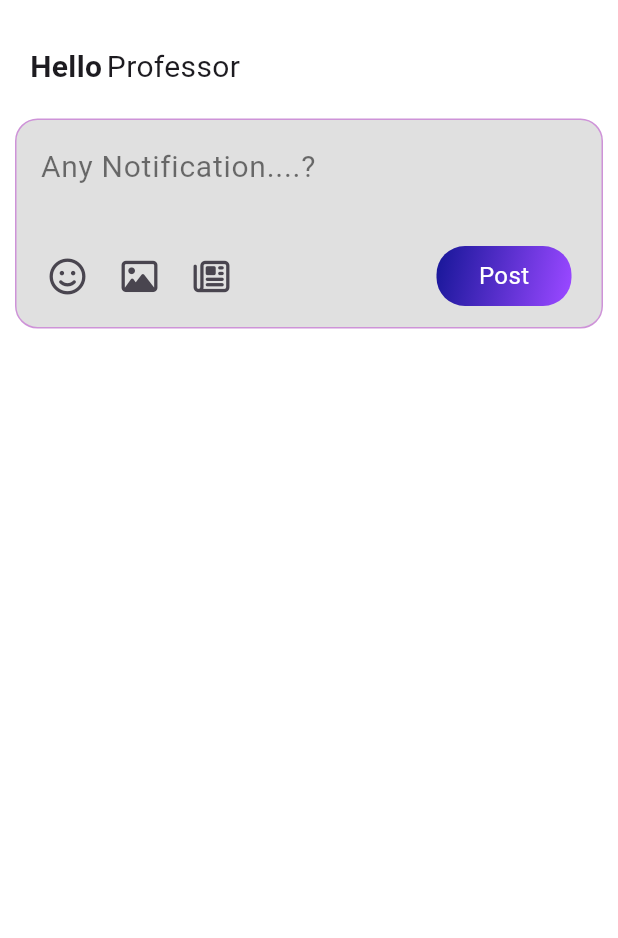
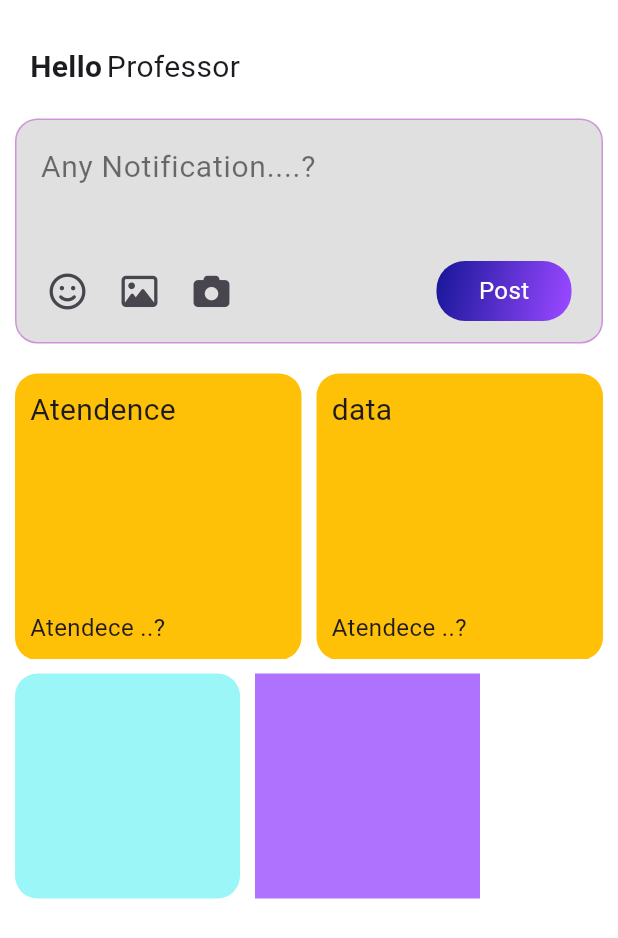
Before and after one commit to abhi7906chak/smgi_teacher, a Flutter app: the screen it shows after launch, on a phone screen of 412 x 824 dp. Shown: the top 938 px of the screen. Run offline on Flutter 3.47's test engine with Material 3 defaults, Android fonts, the light colour scheme and no system bars; drawn by our look-alikes of animated_text_kit, liquid_pull_to_refresh; our stand-ins replace awesome_snackbar_content, cloud_firestore, email_validator, firebase_auth, firebase_core, font_awesome_flutter and 3 more; accounts and stored records are empty; Roboto replaces fonts that are missing (Encode).

Commit message:
Image work done (uploding to the server is pending)

```diff
--- a/lib/home_srceen/after_login/Home/home_src.dart
+++ b/lib/home_srceen/after_login/Home/home_src.dart
@@ -1,11 +1,11 @@
+import 'dart:io';
+
 import 'package:animated_text_kit/animated_text_kit.dart';
 import 'package:cloud_firestore/cloud_firestore.dart';
 import 'package:firebase_auth/firebase_auth.dart';
 import 'package:flutter/material.dart';
 import 'package:font_awesome_flutter/font_awesome_flutter.dart';
-import 'package:get/get.dart';
 import 'package:image_picker/image_picker.dart';
-import 'package:liquid_pull_to_refresh/liquid_pull_to_refresh.dart';
 
 class Homesrc extends StatefulWidget {
   const Homesrc({super.key});
@@ -18,8 +18,10 @@ class _HomesrcState extends State<Homesrc> {
   final auth = FirebaseAuth.instance;
   final firestore = FirebaseFirestore.instance;
   final ImagePicker picker = ImagePicker();
-  final RxString image = "".obs;
+  // final RxString image = "".obs;
+  File? image;
   var teacherdata = {};
+  List name = ["Atendence", "data"];
   bool loding = false;
   @override
   void initState() {
@@ -29,11 +31,15 @@ class _HomesrcState extends State<Homesrc> {
 
   Future<void> getImage(ImageSource sourse) async {
     final XFile? pickedFile = await picker.pickImage(source: sourse);
+    setState(() {
       if (pickedFile != null) {
-      image.value = pickedFile.path;
+        // image.value = pickedFile.path;
+        // print(image.value);
+        image = File(pickedFile.path);
       } else {
         print("user exit the program");
       }
+    });
   }
 
   Future<void> getData() async {
@@ -67,7 +73,6 @@ class _HomesrcState extends State<Homesrc> {
         : Scaffold(
             body: Container(
             color: Colors.white,
-            child: LiquidPullToRefresh(
             child: ListView(children: [
               Padding(
                 padding: const EdgeInsets.only(top: 30, left: 20, bottom: 20),
@@ -103,7 +108,7 @@ class _HomesrcState extends State<Homesrc> {
               Padding(
                 padding: const EdgeInsets.only(left: 10, right: 10),
                 child: Container(
-                    height: 140,
+                  height: image == null ? 150 : 200,
                   width: 100,
                   decoration: BoxDecoration(
                       border: Border.all(color: Colors.purple.shade200),
@@ -124,6 +129,44 @@ class _HomesrcState extends State<Homesrc> {
                               fontSize: 20),
                         ),
                       ),
+                      // not rendereing the changes in right time
+
+                      image == null
+                          ? Container()
+                          : Stack(
+                              alignment: Alignment.topRight,
+                              children: [
+                                Container(
+                                  height: 70,
+                                  width: 370,
+                                  // color: Colors.amber,
+                                  child: SingleChildScrollView(
+                                    child: image == null
+                                        ? const Text("data")
+                                        : Image.file(
+                                            image!,
+                                            // height: 200,
+                                            // width: 200,
+                                            fit: BoxFit.fitWidth,
+                                            // color: Colors.amber,
+                                          ),
+                                  ),
+                                ),
+                                IconButton(
+                                  icon: const FaIcon(
+                                    FontAwesomeIcons.xmark,
+                                    color: Colors.black,
+                                  ),
+                                  onPressed: () {
+                                    setState(() {
+                                      image == null;
+                                    });
+                                    print("v");
+                                    // image!.delete();
+                                  },
+                                ),
+                              ],
+                            ),
                       Padding(
                         padding: const EdgeInsets.only(
                             left: 10, right: 10, bottom: 10),
@@ -133,23 +176,28 @@ class _HomesrcState extends State<Homesrc> {
                             Row(
                               children: [
                                 IconButton(
-                                    icon: const FaIcon(
-                                        FontAwesomeIcons.faceSmile),
+                                  icon:
+                                      const FaIcon(FontAwesomeIcons.faceSmile),
                                   onPressed: () {},
                                 ),
                                 IconButton(
                                   icon: const FaIcon(FontAwesomeIcons.image),
-                                    onPressed: () {},
+                                  onPressed: () {
+                                    getImage(ImageSource.gallery);
+                                  },
                                 ),
                                 IconButton(
-                                    icon: const FaIcon(
-                                        FontAwesomeIcons.newspaper),
-                                    onPressed: () {},
+                                  icon: const FaIcon(FontAwesomeIcons.camera),
+                                  onPressed: () {
+                                    getImage(ImageSource.camera);
+                                  },
                                 ),
                               ],
                             ),
                             Padding(
-                                padding: const EdgeInsets.only(right: 10.0),
+                              padding: const EdgeInsets.only(
+                                right: 10.0,
+                              ),
                               child: Row(
                                 children: [
                                   InkWell(
@@ -183,14 +231,94 @@ class _HomesrcState extends State<Homesrc> {
                             )
                           ],
                         ),
-                        )
+                      ),
                     ],
                   ),
                 ),
               ),
+              const SizedBox(
+                height: 10,
+              ),
+              SizedBox(
+                // color: Colors.green,
+                height: 200,
+                width: 100,
+                child: GridView.builder(
+                  padding: const EdgeInsets.all(10),
+                  gridDelegate: const SliverGridDelegateWithFixedCrossAxisCount(
+                    crossAxisSpacing: 10,
+                    crossAxisCount: 2,
+                  ),
+                  itemCount: 2,
+                  itemBuilder: (BuildContext context, int index) {
+                    return Container(
+                      decoration: BoxDecoration(
+                          color: Colors.amber,
+                          borderRadius: BorderRadius.circular(15)),
+                      child: Column(
+                        crossAxisAlignment: CrossAxisAlignment.start,
+                        mainAxisAlignment: MainAxisAlignment.spaceBetween,
+                        children: [
+                          Padding(
+                            padding: const EdgeInsets.only(top: 10, left: 10),
+                            child: Text(
+                              name[index],
+                              style: const TextStyle(
+                                  fontSize: 20,
+                                  fontWeight: FontWeight.w400,
+                                  // color: Colors.white,
+                                  fontFamily: "Encode"),
+                            ),
+                          ),
+                          const Padding(
+                            padding: EdgeInsets.only(left: 10, bottom: 10),
+                            child: Text(
+                              "Atendece ..?",
+                              style: TextStyle(
+                                  fontSize: 16,
+                                  fontWeight: FontWeight.w400,
+                                  // color: Colors.white,
+                                  fontFamily: "Encode"),
+                            ),
+                          )
+                        ],
+                      ),
+                    );
+                  },
+                ),
+              ),
+              SingleChildScrollView(
+                scrollDirection: Axis.horizontal,
+                child: Padding(
+                  padding: const EdgeInsets.all(10.0),
+                  child: Row(
+                    children: [
+                      Container(
+                        height: 150,
+                        width: 150,
+                        decoration: BoxDecoration(
+                            color: const Color.fromARGB(115, 30, 234, 238),
+                            borderRadius: BorderRadius.circular(15)),
+                      ),
+                      const SizedBox(
+                        width: 10,
+                      ),
+                      Container(
+                        height: 150,
+                        width: 150,
+                        color: const Color.fromARGB(195, 151, 71, 255),
+                      ),
+                      const SizedBox(
+                        width: 10,
+                      ),
+                    ],
+                  ),
+                ),
+              ),
+              // Image.file(image!)
+              // Image.file(File.fromUri(image.value))
+              // Text(image.value)
             ]),
-              onRefresh: () => Future.delayed(const Duration(seconds: 3)),
-            ),
           ));
   }
 }
```
Also changed, not shown: 1 other file. Lines whose indentation alone changed are shown as unchanged.
